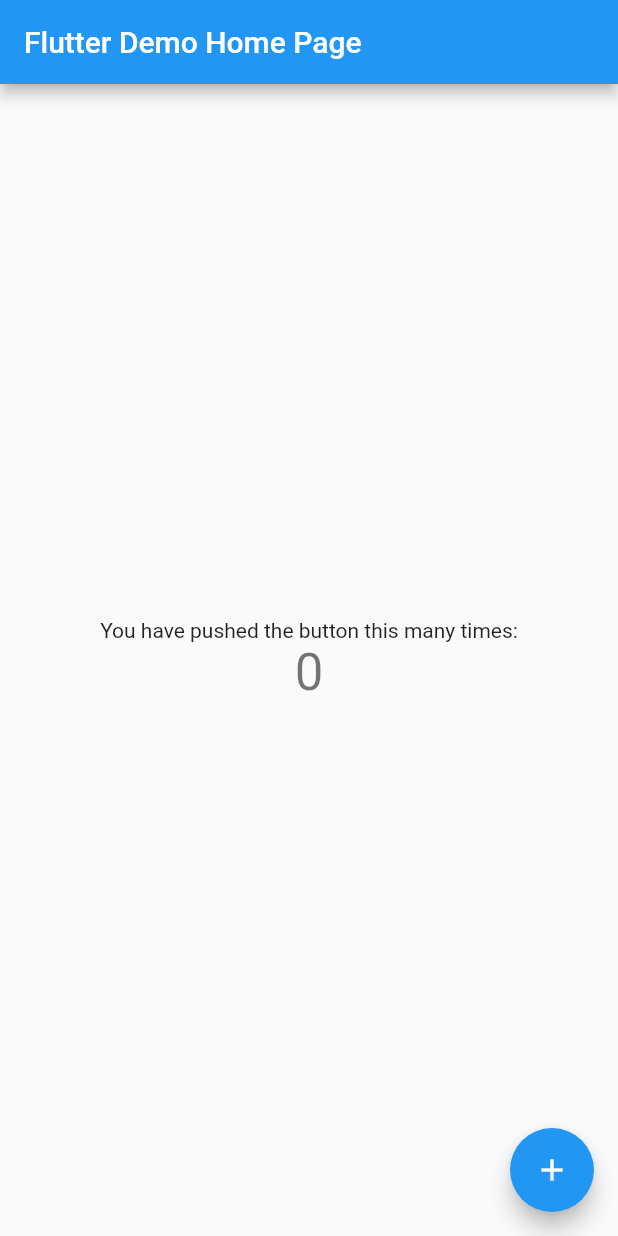
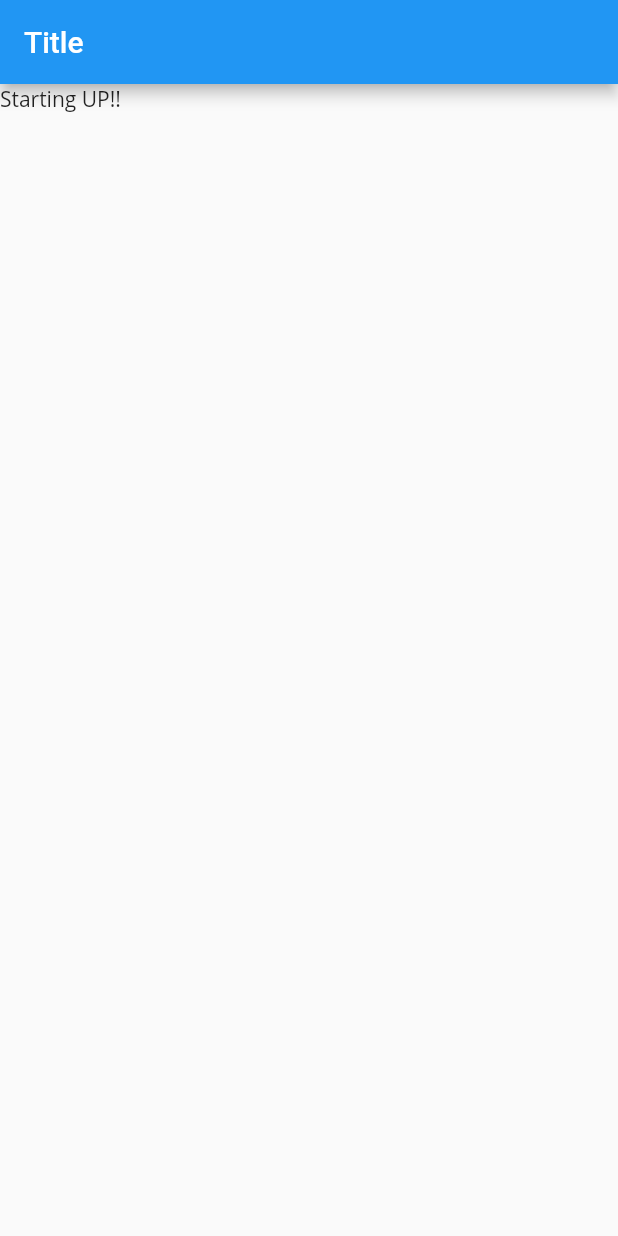
Before and after one commit to rutvik11062000/Surat-Grocery-Mart, a Flutter app: the screen it shows after launch, on a phone screen of 412 x 824 dp. Run offline on Flutter 3.47's test engine with Material 2 defaults, Android fonts, the phone set to English and light mode, and no system bars.

Commit message:
Clearing up the main file and set fonts ✔

```diff
--- a/lib/main.dart
+++ b/lib/main.dart
@@ -11,107 +11,29 @@
     return MaterialApp(
       title: 'Flutter Demo',
       theme: ThemeData(
-        // This is the theme of your application.
-        //
-        // Try running your application with "flutter run". You'll see the
-        // application has a blue toolbar. Then, without quitting the app, try
-        // changing the primarySwatch below to Colors.green and then invoke
-        // "hot reload" (press "r" in the console where you ran "flutter run",
-        // or simply save your changes to "hot reload" in a Flutter IDE).
-        // Notice that the counter didn't reset back to zero; the application
-        // is not restarted.
         primarySwatch: Colors.blue,
-        // This makes the visual density adapt to the platform that you run
-        // the app on. For desktop platforms, the controls will be smaller and
-        // closer together (more dense) than on mobile platforms.
         visualDensity: VisualDensity.adaptivePlatformDensity,
+        textTheme: Theme.of(context).textTheme.apply(
+              fontFamily: 'Open Sans',
+            ),
       ),
-      home: MyHomePage(title: 'Flutter Demo Home Page'),
+      home: MyHomePage(),
     );
   }
 }
 
-class MyHomePage extends StatefulWidget {
-  MyHomePage({Key key, this.title}) : super(key: key);
-
-  // This widget is the home page of your application. It is stateful, meaning
-  // that it has a State object (defined below) that contains fields that affect
-  // how it looks.
-
-  // This class is the configuration for the state. It holds the values (in this
-  // case the title) provided by the parent (in this case the App widget) and
-  // used by the build method of the State. Fields in a Widget subclass are
-  // always marked "final".
-
-  final String title;
-
-  @override
-  _MyHomePageState createState() => _MyHomePageState();
-}
-
-class _MyHomePageState extends State<MyHomePage> {
-  int _counter = 0;
-
-  void _incrementCounter() {
-    setState(() {
-      // This call to setState tells the Flutter framework that something has
-      // changed in this State, which causes it to rerun the build method below
-      // so that the display can reflect the updated values. If we changed
-      // _counter without calling setState(), then the build method would not be
-      // called again, and so nothing would appear to happen.
-      _counter++;
-    });
-  }
+class MyHomePage extends StatelessWidget {
+  const MyHomePage({Key key}) : super(key: key);
 
   @override
   Widget build(BuildContext context) {
-    // This method is rerun every time setState is called, for instance as done
-    // by the _incrementCounter method above.
-    //
-    // The Flutter framework has been optimized to make rerunning build methods
-    // fast, so that you can just rebuild anything that needs updating rather
-    // than having to individually change instances of widgets.
     return Scaffold(
       appBar: AppBar(
-        // Here we take the value from the MyHomePage object that was created by
-        // the App.build method, and use it to set our appbar title.
-        title: Text(widget.title),
+        title: Text('Title'),
       ),
-      body: Center(
-        // Center is a layout widget. It takes a single child and positions it
-        // in the middle of the parent.
-        child: Column(
-          // Column is also a layout widget. It takes a list of children and
-          // arranges them vertically. By default, it sizes itself to fit its
-          // children horizontally, and tries to be as tall as its parent.
-          //
-          // Invoke "debug painting" (press "p" in the console, choose the
-          // "Toggle Debug Paint" action from the Flutter Inspector in Android
-          // Studio, or the "Toggle Debug Paint" command in Visual Studio Code)
-          // to see the wireframe for each widget.
-          //
-          // Column has various properties to control how it sizes itself and
-          // how it positions its children. Here we use mainAxisAlignment to
-          // center the children vertically; the main axis here is the vertical
-          // axis because Columns are vertical (the cross axis would be
-          // horizontal).
-          mainAxisAlignment: MainAxisAlignment.center,
-          children: <Widget>[
-            Text(
-              'You have pushed the button this many times:',
-            ),
-            Text(
-              '$_counter',
-              style: Theme.of(context).textTheme.headline4,
-            ),
-          ],
-        ),
+      body: Container(
+        child: Text("Starting UP!!"),
       ),
-      floatingActionButton: FloatingActionButton(
-        onPressed: _incrementCounter,
-        tooltip: 'Increment',
-        child: Icon(Icons.add),
-      ), // This trailing comma makes auto-formatting nicer for build methods.
     );
   }
 }
```
